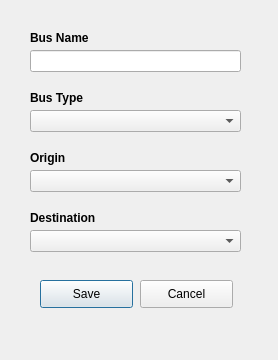
The window that src/addbusdialog.ui (ahmedsadman/bus-reservation-system) describes before a commit, drawn with Qt 5.
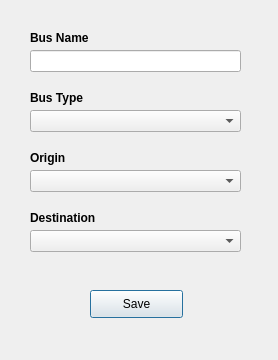
The same window after the commit.

What changed in the file:
```diff
--- a/src/addbusdialog.ui
+++ b/src/addbusdialog.ui
@@ -136,8 +136,8 @@
   <widget class="QPushButton" name="pushButton">
    <property name="geometry">
     <rect>
-     <x>40</x>
-     <y>280</y>
+     <x>90</x>
+     <y>290</y>
      <width>93</width>
      <height>28</height>
     </rect>
@@ -146,19 +146,6 @@
     <string>Save</string>
    </property>
   </widget>
-  <widget class="QPushButton" name="pushButton_2">
-   <property name="geometry">
-    <rect>
-     <x>140</x>
-     <y>280</y>
-     <width>93</width>
-     <height>28</height>
-    </rect>
-   </property>
-   <property name="text">
-    <string>Cancel</string>
-   </property>
-  </widget>
  </widget>
  <resources/>
  <connections/>
```
Left out of the diff: 10 changed lines with no effect on the pictures.
